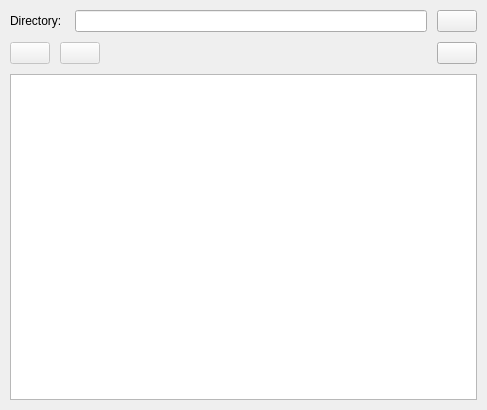
First picture: the form in resource/BagBrowser.ui, repository mu-777/rqt_bag_browser, before the edit.
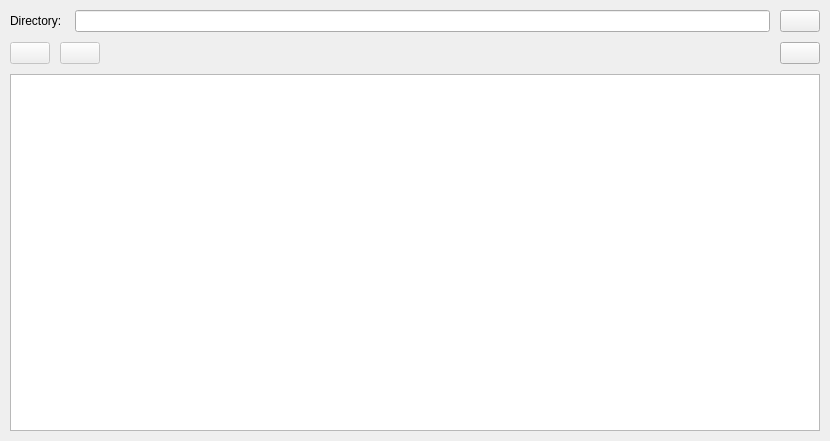
Second picture: the form after the edit. Icons and pictures are not drawn.

Commit message: Support Ctrl+C

```diff
--- a/resource/BagBrowser.ui
+++ b/resource/BagBrowser.ui
@@ -9,8 +9,8 @@
    <rect>
     <x>0</x>
     <y>0</y>
-    <width>487</width>
-    <height>410</height>
+    <width>830</width>
+    <height>441</height>
    </rect>
   </property>
   <property name="sizePolicy">
```
Left out of the diff: 12 changed lines with no effect on the pictures. The commit also changes 1 other file.
